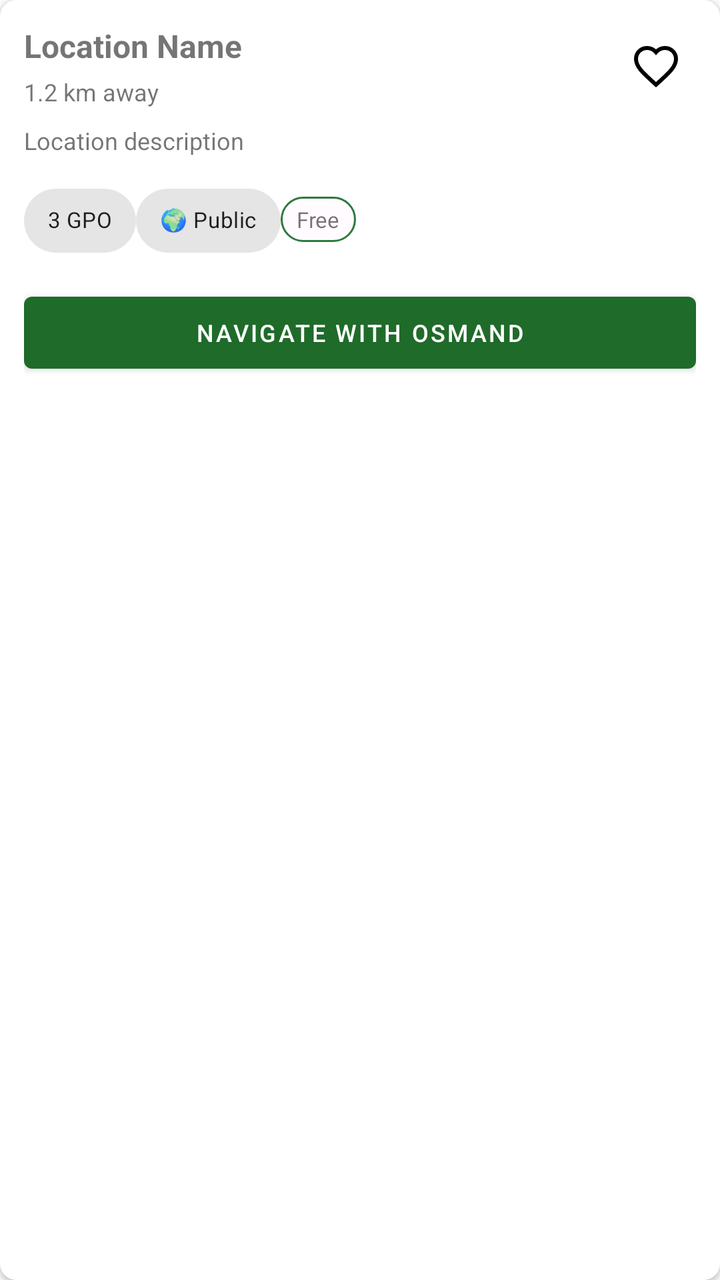
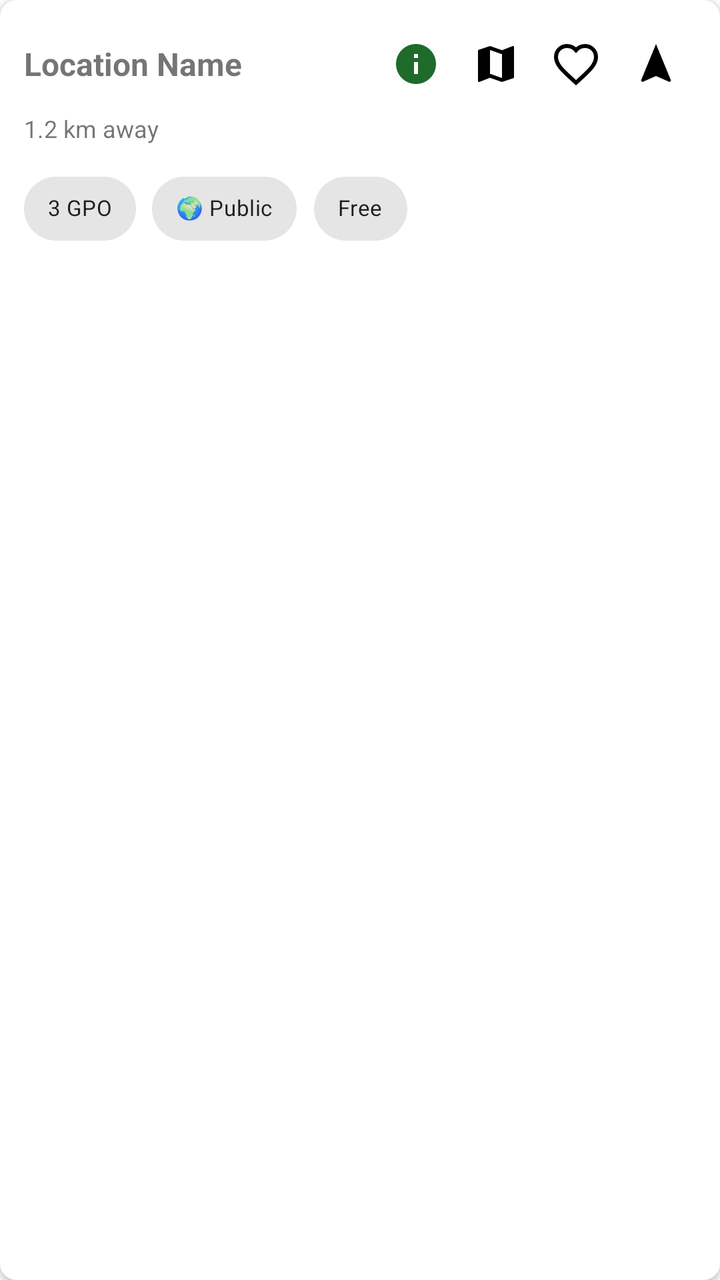

Compare the two renders of this Android layout. The source of the first and the diff that turns it into the second are given below.
<!-- AndroidManifest.xml: application theme Theme.PEVPlugShare -->
<!-- res/layout/item_location.xml -->
<?xml version="1.0" encoding="utf-8"?>
<com.google.android.material.card.MaterialCardView xmlns:android="http://schemas.android.com/apk/res/android"
    xmlns:app="http://schemas.android.com/apk/res-auto"
    android:layout_width="match_parent"
    android:layout_height="wrap_content"
    android:layout_margin="8dp"
    app:cardCornerRadius="8dp"
    app:cardElevation="2dp">

    <LinearLayout
        android:layout_width="match_parent"
        android:layout_height="wrap_content"
        android:orientation="vertical"
        android:padding="12dp">

        
        <LinearLayout
            android:layout_width="match_parent"
            android:layout_height="wrap_content"
            android:gravity="center_vertical"
            android:orientation="horizontal">

            <LinearLayout
                android:layout_width="0dp"
                android:layout_height="wrap_content"
                android:layout_weight="1"
                android:orientation="vertical">

                <TextView
                    android:id="@+id/locationName"
                    android:layout_width="wrap_content"
                    android:layout_height="wrap_content"
                    android:text="Location Name"
                    android:textSize="16sp"
                    android:textStyle="bold" />

                <TextView
                    android:id="@+id/locationDistance"
                    android:layout_width="wrap_content"
                    android:layout_height="wrap_content"
                    android:layout_marginTop="4dp"
                    android:text="1.2 km away"
                    android:textSize="12sp" />
            </LinearLayout>

            <ImageButton
                android:id="@+id/favouriteButton"
                android:layout_width="40dp"
                android:layout_height="40dp"
                android:background="?attr/selectableItemBackgroundBorderless"
                android:contentDescription="Favourite"
                android:scaleType="centerInside"
                android:src="@drawable/ic_favourite_outline" />
        </LinearLayout>

        
        <TextView
            android:id="@+id/locationDescription"
            android:layout_width="match_parent"
            android:layout_height="wrap_content"
            android:layout_marginTop="8dp"
            android:maxLines="2"
            android:text="Location description"
            android:textSize="12sp" />

        
        <LinearLayout
            android:layout_width="match_parent"
            android:layout_height="wrap_content"
            android:layout_marginTop="8dp"
            android:orientation="horizontal"
            android:spacing="8dp">

            <com.google.android.material.chip.Chip
                android:id="@+id/locationGpoCount"
                android:layout_width="wrap_content"
                android:layout_height="wrap_content"
                android:text="3 GPO"
                android:textSize="11sp" />

            <com.google.android.material.chip.Chip
                android:id="@+id/publicPrivateBadge"
                android:layout_width="wrap_content"
                android:layout_height="wrap_content"
                android:text="🌍 Public"
                android:textSize="11sp" />

            <TextView
                android:id="@+id/feeIndicator"
                android:layout_width="wrap_content"
                android:layout_height="wrap_content"
                android:background="@drawable/chip_background"
                android:gravity="center"
                android:paddingHorizontal="8dp"
                android:paddingVertical="4dp"
                android:text="Free"
                android:textSize="11sp" />
        </LinearLayout>

        
        <Button
            android:id="@+id/navigateButton"
            android:layout_width="match_parent"
            android:layout_height="wrap_content"
            android:layout_marginTop="8dp"
            android:text="Navigate with OSMAnd"
            android:textSize="12sp" />
    </LinearLayout>

</com.google.android.material.card.MaterialCardView>
<!-- resources referenced by this layout -->
<resources>
  <!-- drawable chip_background (drawable) -->
  <?xml version="1.0" encoding="utf-8"?>
  <shape xmlns:android="http://schemas.android.com/apk/res/android"
      android:shape="rectangle">
      <corners android:radius="16dp" />
      <stroke
          android:width="1dp"
          android:color="@color/md_theme_secondary" />
      <solid android:color="@color/md_theme_surface" />
  </shape>
  <!-- drawable ic_favourite_outline (drawable) -->
  <?xml version="1.0" encoding="utf-8"?>
  <vector xmlns:android="http://schemas.android.com/apk/res/android"
      android:width="24dp"
      android:height="24dp"
      android:viewportWidth="24"
      android:viewportHeight="24">
      <path
          android:fillColor="@android:color/transparent"
          android:pathData="M12,21.35l-1.45,-1.32C5.4,15.36 2,12.28 2,8.5 2,5.42 4.42,3 7.5,3c1.74,0 3.41,0.81 4.5,2.09C13.09,3.81 14.76,3 16.5,3 19.58,3 22,5.42 22,8.5c0,3.78 -3.4,6.86 -8.55,11.54L12,21.35z"
          android:strokeColor="#000000"
          android:strokeWidth="2" />
  </vector>
  <style name="Theme.PEVPlugShare" parent="Theme.MaterialComponents.Light">
          <item name="colorPrimary">@color/md_theme_primary</item>
          <item name="colorSecondary">@color/md_theme_secondary</item>
          <item name="colorError">@color/md_theme_error</item>
      </style>
  <color name="md_theme_secondary">#2d7a3f</color>
  <color name="md_theme_surface">#fffbfe</color>
  <color name="md_theme_primary">#1f6b2a</color>
  <color name="md_theme_error">#c00000</color>
</resources>

<!-- the commit's change to res/layout/item_location.xml (unified diff, before → after) -->
@@ -20,28 +20,54 @@
             android:gravity="center_vertical"
             android:orientation="horizontal">
 
-            <LinearLayout
+            <TextView
+                android:id="@+id/locationName"
                 android:layout_width="0dp"
                 android:layout_height="wrap_content"
                 android:layout_weight="1"
-                android:orientation="vertical">
+                android:text="Location Name"
+                android:textSize="16sp"
+                android:textStyle="bold"
+                android:gravity="center_vertical" />
 
-                <TextView
-                    android:id="@+id/locationName"
-                    android:layout_width="wrap_content"
-                    android:layout_height="wrap_content"
-                    android:text="Location Name"
-                    android:textSize="16sp"
-                    android:textStyle="bold" />
+            <ImageButton
+                android:id="@+id/infoButton"
+                android:layout_width="40dp"
+                android:layout_height="40dp"
+                android:background="?attr/selectableItemBackgroundBorderless"
+                android:contentDescription="Show description"
+                android:padding="8dp"
+                android:scaleType="fitCenter"
+                android:src="@drawable/ic_info"
+                app:tint="?attr/colorPrimary" />
 
-                <TextView
-                    android:id="@+id/locationDistance"
-                    android:layout_width="wrap_content"
-                    android:layout_height="wrap_content"
-                    android:layout_marginTop="4dp"
-                    android:text="1.2 km away"
-                    android:textSize="12sp" />
-            </LinearLayout>
+            <ImageView
+                android:id="@+id/pendingSyncIcon"
+                android:layout_width="24dp"
+                android:layout_height="24dp"
+                android:layout_marginEnd="8dp"
+                android:src="@drawable/ic_sync_pending"
+                android:contentDescription="Pending sync"
+                android:visibility="gone" />
+
+            <ImageButton
+                android:id="@+id/photosButton"
+                android:layout_width="40dp"
+                android:layout_height="40dp"
+                android:background="?attr/selectableItemBackgroundBorderless"
+                android:contentDescription="View photos"
+                android:scaleType="centerInside"
+                android:src="@drawable/ic_edit"
+                android:visibility="gone" />
+
+            <ImageButton
+                android:id="@+id/mapButton"
+                android:layout_width="40dp"
+                android:layout_height="40dp"
+                android:background="?attr/selectableItemBackgroundBorderless"
+                android:contentDescription="Show map"
+                android:scaleType="centerInside"
+                android:src="@drawable/ic_map" />
 
             <ImageButton
                 android:id="@+id/favouriteButton"
@@ -51,60 +77,106 @@
                 android:contentDescription="Favourite"
                 android:scaleType="centerInside"
                 android:src="@drawable/ic_favourite_outline" />
+
+            <ImageButton
+                android:id="@+id/navigateButton"
+                android:layout_width="40dp"
+                android:layout_height="40dp"
+                android:background="?attr/selectableItemBackgroundBorderless"
+                android:contentDescription="Navigate with OSMAnd"
+                android:scaleType="centerInside"
+                android:src="@drawable/ic_navigation" />
         </LinearLayout>
 
         
         <TextView
-            android:id="@+id/locationDescription"
+            android:id="@+id/locationDistance"
+            android:layout_width="wrap_content"
+            android:layout_height="wrap_content"
+            android:layout_marginTop="4dp"
+            android:text="1.2 km away"
+            android:textSize="12sp" />
+
+        
+        <com.google.android.material.chip.ChipGroup
             android:layout_width="match_parent"
             android:layout_height="wrap_content"
             android:layout_marginTop="8dp"
-            android:maxLines="2"
-            android:text="Location description"
-            android:textSize="12sp" />
-
-        
-        <LinearLayout
-            android:layout_width="match_parent"
-            android:layout_height="wrap_content"
-            android:layout_marginTop="8dp"
-            android:orientation="horizontal"
-            android:spacing="8dp">
+            app:singleLine="false">
 
             <com.google.android.material.chip.Chip
                 android:id="@+id/locationGpoCount"
                 android:layout_width="wrap_content"
                 android:layout_height="wrap_content"
                 android:text="3 GPO"
-                android:textSize="11sp" />
+                android:textSize="11sp"
+                android:clickable="false"
+                style="@style/Widget.MaterialComponents.Chip.Action" />
 
             <com.google.android.material.chip.Chip
                 android:id="@+id/publicPrivateBadge"
                 android:layout_width="wrap_content"
                 android:layout_height="wrap_content"
                 android:text="🌍 Public"
-                android:textSize="11sp" />
+                android:textSize="11sp"
+                android:clickable="false"
+                style="@style/Widget.MaterialComponents.Chip.Action" />
 
-            <TextView
+            <com.google.android.material.chip.Chip
                 android:id="@+id/feeIndicator"
                 android:layout_width="wrap_content"
                 android:layout_height="wrap_content"
-                android:background="@drawable/chip_background"
-                android:gravity="center"
-                android:paddingHorizontal="8dp"
-                android:paddingVertical="4dp"
                 android:text="Free"
-                android:textSize="11sp" />
+                android:textSize="11sp"
+                android:clickable="false"
+                style="@style/Widget.MaterialComponents.Chip.Action" />
+
+            <com.google.android.material.chip.Chip
+                android:id="@+id/locationOpeningHours"
+                android:layout_width="wrap_content"
+                android:layout_height="wrap_content"
+                android:text="⏰ 24/7"
+                android:textSize="11sp"
+                android:clickable="false"
+                android:visibility="gone"
+                style="@style/Widget.MaterialComponents.Chip.Action" />
+        </com.google.android.material.chip.ChipGroup>
+
+        
+        <LinearLayout
+            android:id="@+id/infoSection"
+            android:layout_width="match_parent"
+            android:layout_height="wrap_content"
+            android:layout_marginTop="8dp"
+            android:orientation="vertical"
+            android:visibility="gone">
+
+            
+            <TextView
+                android:id="@+id/locationDescription"
+                android:layout_width="match_parent"
+                android:layout_height="wrap_content"
+                android:text="Location description"
+                android:textSize="12sp" />
+
+            
+            <TextView
+                android:id="@+id/locationAdditionalInfo"
+                android:layout_width="match_parent"
+                android:layout_height="wrap_content"
+                android:layout_marginTop="8dp"
+                android:textSize="12sp"
+                android:visibility="gone" />
+
         </LinearLayout>
 
         
-        <Button
-            android:id="@+id/navigateButton"
+        <WebView
+            android:id="@+id/locationMapView"
             android:layout_width="match_parent"
-            android:layout_height="wrap_content"
+            android:layout_height="200dp"
             android:layout_marginTop="8dp"
-            android:text="Navigate with OSMAnd"
-            android:textSize="12sp" />
+            android:visibility="gone" />
     </LinearLayout>
 
 </com.google.android.material.card.MaterialCardView>
<!-- resource entries referenced after the edit -->
@@ -1,15 +1,15 @@
 <!-- resources referenced by this layout -->
 <resources>
-  <!-- drawable chip_background (drawable) -->
-  <?xml version="1.0" encoding="utf-8"?>
-  <shape xmlns:android="http://schemas.android.com/apk/res/android"
-      android:shape="rectangle">
-      <corners android:radius="16dp" />
-      <stroke
-          android:width="1dp"
-          android:color="@color/md_theme_secondary" />
-      <solid android:color="@color/md_theme_surface" />
-  </shape>
+  <!-- drawable ic_edit (drawable) -->
+  <vector xmlns:android="http://schemas.android.com/apk/res/android"
+      android:width="24dp"
+      android:height="24dp"
+      android:viewportWidth="24"
+      android:viewportHeight="24">
+      <path
+          android:fillColor="#666666"
+          android:pathData="M3,17.25V21h3.75L17.81,9.94l-3.75,-3.75L3,17.25zM20.71,7.04c0.39,-0.39 0.39,-1.02 0,-1.41l-2.34,-2.34c-0.39,-0.39 -1.02,-0.39 -1.41,0l-1.83,1.83 3.75,3.75 1.83,-1.83z"/>
+  </vector>
   <!-- drawable ic_favourite_outline (drawable) -->
   <?xml version="1.0" encoding="utf-8"?>
   <vector xmlns:android="http://schemas.android.com/apk/res/android"
@@ -23,13 +23,52 @@
           android:strokeColor="#000000"
           android:strokeWidth="2" />
   </vector>
-  <style name="Theme.PEVPlugShare" parent="Theme.MaterialComponents.Light">
+  <!-- drawable ic_info (drawable) -->
+  <vector xmlns:android="http://schemas.android.com/apk/res/android"
+      android:width="24dp"
+      android:height="24dp"
+      android:viewportWidth="24"
+      android:viewportHeight="24">
+      <path
+          android:fillColor="@android:color/black"
+          android:pathData="M12,2C6.48,2 2,6.48 2,12s4.48,10 10,10 10,-4.48 10,-10S17.52,2 12,2zM13,17h-2v-6h2v6zM13,9h-2L11,7h2v2z"/>
+  </vector>
+  <!-- drawable ic_map (drawable) -->
+  <vector xmlns:android="http://schemas.android.com/apk/res/android"
+      android:width="24dp"
+      android:height="24dp"
+      android:viewportWidth="24"
+      android:viewportHeight="24">
+      <path
+          android:fillColor="@android:color/black"
+          android:pathData="M20.5,3l-0.16,0.03L15,5.1 9,3 3.36,4.9c-0.21,0.07 -0.36,0.25 -0.36,0.48V20.5c0,0.28 0.22,0.5 0.5,0.5l0.16,-0.03L9,18.9l6,2.1 5.64,-1.9c0.21,-0.07 0.36,-0.25 0.36,-0.48V3.5c0,-0.28 -0.22,-0.5 -0.5,-0.5zM15,19l-6,-2.11V5l6,2.11V19z"/>
+  </vector>
+  <!-- drawable ic_navigation (drawable) -->
+  <vector xmlns:android="http://schemas.android.com/apk/res/android"
+      android:width="24dp"
+      android:height="24dp"
+      android:viewportWidth="24"
+      android:viewportHeight="24">
+      <path
+          android:fillColor="@android:color/black"
+          android:pathData="M12,2L4.5,20.29l0.71,0.71L12,18l6.79,3 0.71,-0.71z"/>
+  </vector>
+  <!-- drawable ic_sync_pending (drawable) -->
+  <vector xmlns:android="http://schemas.android.com/apk/res/android"
+      android:width="24dp"
+      android:height="24dp"
+      android:viewportWidth="24"
+      android:viewportHeight="24">
+      <path
+          android:fillColor="#FF9800"
+          android:pathData="M12,4V1L8,5l4,4V6c3.31,0 6,2.69 6,6 0,1.01 -0.25,1.97 -0.7,2.8l1.46,1.46C19.54,15.03 20,13.57 20,12c0,-4.42 -3.58,-8 -8,-8zm0,14c-3.31,0 -6,-2.69 -6,-6 0,-1.01 0.25,-1.97 0.7,-2.8L5.24,7.74C4.46,8.97 4,10.43 4,12c0,4.42 3.58,8 8,8v3l4,-4 -4,-4v3z"/>
+  </vector>
+  <style name="Theme.PEVPlugShare" parent="Theme.MaterialComponents.Light.NoActionBar">
           <item name="colorPrimary">@color/md_theme_primary</item>
           <item name="colorSecondary">@color/md_theme_secondary</item>
           <item name="colorError">@color/md_theme_error</item>
       </style>
   <color name="md_theme_secondary">#2d7a3f</color>
-  <color name="md_theme_surface">#fffbfe</color>
   <color name="md_theme_primary">#1f6b2a</color>
   <color name="md_theme_error">#c00000</color>
 </resources>
